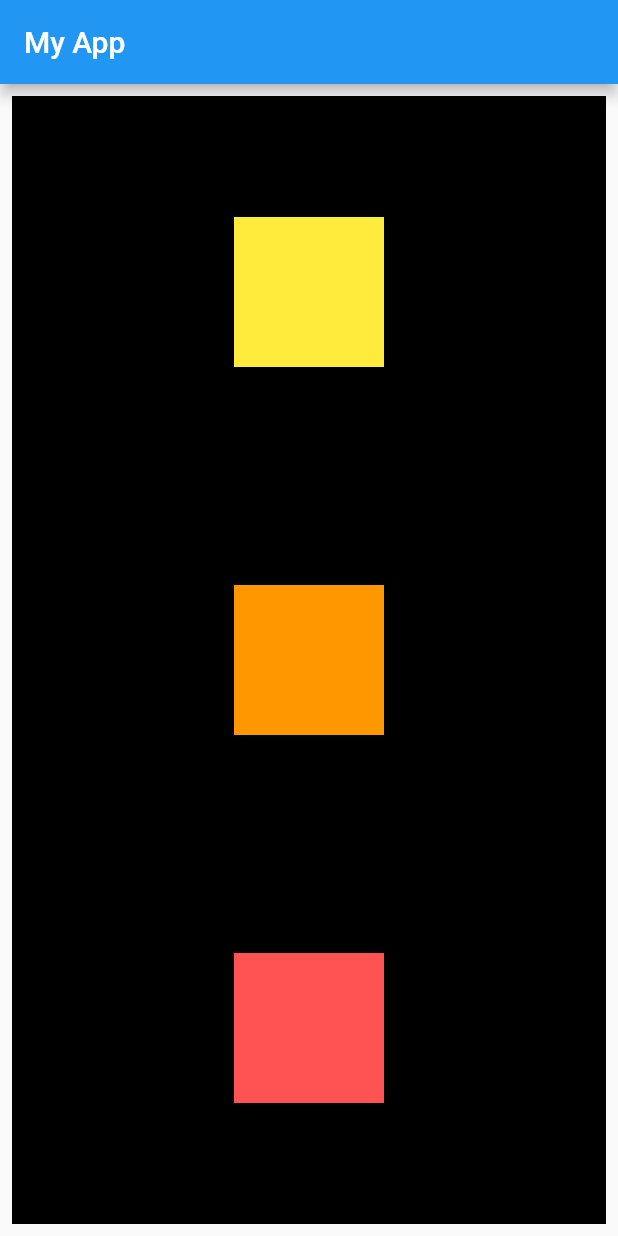
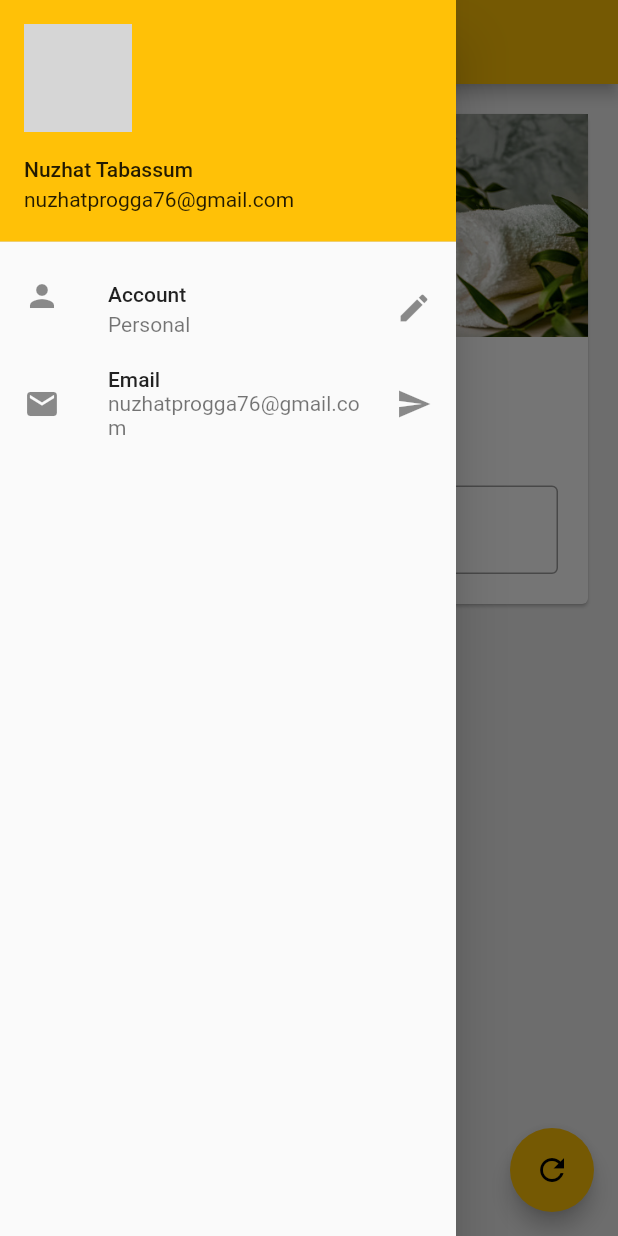
Before and after one commit to NuzhatProgga/myapp, a Flutter app: the screen it shows after launch, with the side drawer open (before the commit the screen has no drawer), on a phone screen of 412 x 824 dp. Run offline on Flutter 3.47's test engine with Material 2 defaults, Android fonts, the phone set to English and light mode, and no system bars; network calls fail; grey boxes are pictures that could not be loaded.

Commit message:
chapter 3 completed

```diff
--- /dev/null
+++ b/lib/bg_Image.dart
@@ -0,0 +1,13 @@
+import 'package:flutter/material.dart';
+
+class BgImage extends StatelessWidget {
+  const BgImage({Key? key}) : super(key: key);
+
+  @override
+  Widget build(BuildContext context) {
+    return Image.asset(
+      "assets/bg.jpg",
+      fit: BoxFit.cover,
+    );
+  }
+}
--- /dev/null
+++ b/lib/change_name_card.dart
@@ -0,0 +1,45 @@
+import 'package:flutter/material.dart';
+
+import 'bg_Image.dart';
+
+class ChangeNameCard extends StatelessWidget {
+  const ChangeNameCard({
+    Key? key,
+    required this.myText,
+    required TextEditingController nameController,
+  })  : _nameController = nameController,
+        super(key: key);
+
+  final String myText;
+  final TextEditingController _nameController;
+
+  @override
+  Widget build(BuildContext context) {
+    return Column(
+      children: <Widget>[
+        BgImage(),
+        SizedBox(
+          height: 30,
+        ),
+        Text(
+          myText,
+          style: TextStyle(fontSize: 25, fontWeight: FontWeight.bold),
+        ),
+        SizedBox(
+          height: 20,
+        ),
+        Padding(
+          padding: const EdgeInsets.all(20.0),
+          child: TextField(
+            controller: _nameController,
+            keyboardType: TextInputType.text,
+            decoration: InputDecoration(
+                border: OutlineInputBorder(),
+                hintText: "Enter something",
+                labelText: "Name"),
+          ),
+        )
+      ],
+    );
+  }
+}
--- /dev/null
+++ b/lib/drawer.dart
@@ -0,0 +1,43 @@
+import 'package:flutter/material.dart';
+
+class MyDrawer extends StatelessWidget {
+  const ({ Key? key }) : super(key: key);
+
+  @override
+  Widget build(BuildContext context) {
+    return Drawer(
+        child: ListView(
+          padding: EdgeInsets.zero,
+          children: <Widget>[
+            // DrawerHeader(
+            //   child: Text(
+            //     "Hi, I am Drawer",
+            //     style: TextStyle(color: Colors.amber),
+            //   ),
+            //   decoration: BoxDecoration(color: Colors.black),
+            // ),
+            UserAccountsDrawerHeader(
+              accountName: Text("Nuzhat Tabassum"),
+              accountEmail: Text("nuzhatprogga76@gmail.com"),
+              currentAccountPicture: CircleAvatar(
+                backgroundImage: NetworkImage(
+                    'https://media.istockphoto.com/photos/successful-businesswoman-picture-id1297832789'),
+              ),
+            ),
+            ListTile(
+              leading: Icon(Icons.person),
+              title: Text("Account"),
+              subtitle: Text("Personal"),
+              trailing: Icon(Icons.edit),
+            ),
+            ListTile(
+              leading: Icon(Icons.email),
+              title: Text("Email"),
+              subtitle: Text("nuzhatprogga76@gmail.com"),
+              trailing: Icon(Icons.send),
+            )
+          ],
+        ),
+      );
+  }
+}
--- a/lib/main.dart
+++ b/lib/main.dart
@@ -2,61 +2,16 @@
 
 import 'package:flutter/material.dart';
 
+import 'pages/home_page.dart';
+
 void main() {
-  runApp(MaterialApp(
-    title: "My App",
-    home: HomePage(),
-  ));
+  runApp(
+    MaterialApp(
+      title: "My App",
+      home: HomePage(),
+      theme: ThemeData(
+        primarySwatch: Colors.amber,
+      ),
+    ),
+  );
 }
-
-class HomePage extends StatelessWidget {
-  // ignore: prefer_const_constructors_in_immutables
-  HomePage({Key? key}) : super(key: key);
-
-  @override
-  Widget build(BuildContext context) {
-    return Scaffold(
-      appBar: AppBar(
-        title: Text("My App"),
-      ),
-      body: Padding(
-        padding: const EdgeInsets.all(8.0),
-        child: Align(
-          alignment: Alignment.center,
-          child: Container(
-            color: Colors.black,
-            width: MediaQuery.of(context).size.width,
-            height: MediaQuery.of(context).size.height,
-            child: Padding(
-              padding: const EdgeInsets.all(8.0),
-              child: Column(
-                mainAxisAlignment: MainAxisAlignment.spaceAround,
-                crossAxisAlignment: CrossAxisAlignment.center,
-                children: <Widget>[
-                  Container(
-                    padding: const EdgeInsets.all(8),
-                    width: 100,
-                    height: 100,
-                    color: Colors.yellow,
-                  ),
-                  Container(
-                    padding: const EdgeInsets.all(8),
-                    width: 100,
-                    height: 100,
-                    color: Colors.orange,
-                  ),
-                  Container(
-                    padding: const EdgeInsets.all(8),
-                    width: 100,
-                    height: 100,
-                    color: Colors.redAccent,
-                  ),
-                ],
-              ),
-            ),
-          ),
-        ),
-      ),
-    );
-  }
-}
--- /dev/null
+++ b/lib/pages/home_page.dart
@@ -0,0 +1,49 @@
+import 'package:flutter/material.dart';
+import 'package:myapp/change_name_card.dart';
+import 'package:myapp/drawer.dart';
+
+class HomePage extends StatefulWidget {
+  // ignore: prefer_const_constructors_in_immutables
+  HomePage({Key? key}) : super(key: key);
+
+  @override
+  State<HomePage> createState() => _HomePageState();
+}
+
+class _HomePageState extends State<HomePage> {
+  TextEditingController _nameController = TextEditingController();
+  var myText = "Change me";
+
+  @override
+  void initState() {
+    // TODO: implement initState
+    super.initState();
+  }
+
+  @override
+  Widget build(BuildContext context) {
+    return Scaffold(
+      backgroundColor: Colors.grey[200],
+      appBar: AppBar(
+        title: Text("My App"),
+      ),
+      body: Padding(
+        padding: const EdgeInsets.all(16.0),
+        child: SingleChildScrollView(
+          child: Card(
+            child:
+                ChangeNameCard(myText: myText, nameController: _nameController),
+          ),
+        ),
+      ),
+      drawer: MyDrawer(),
+      floatingActionButton: FloatingActionButton(
+        onPressed: () {
+          myText = _nameController.text;
+          setState(() {});
+        },
+        child: Icon(Icons.refresh),
+      ),
+    );
+  }
+}
--- a/pubspec.yaml
+++ b/pubspec.yaml
@@ -58,8 +58,9 @@ flutter:
   uses-material-design: true
 
   # To add assets to your application, add an assets section, like this:
-  # assets:
-  #   - images/a_dot_burr.jpeg
+  assets:
+    - assets/
+
   #   - images/a_dot_ham.jpeg
 
   # An image asset can refer to one or more resolution-specific "variants", see
```
Also changed, not shown: assets/bg.jpg (added).
